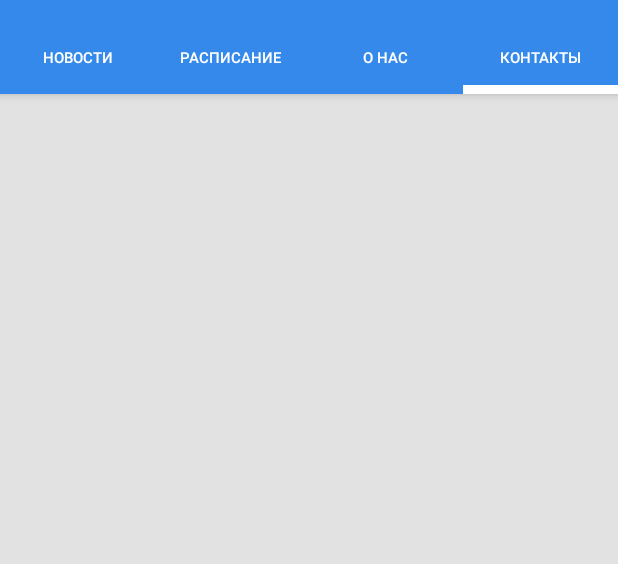
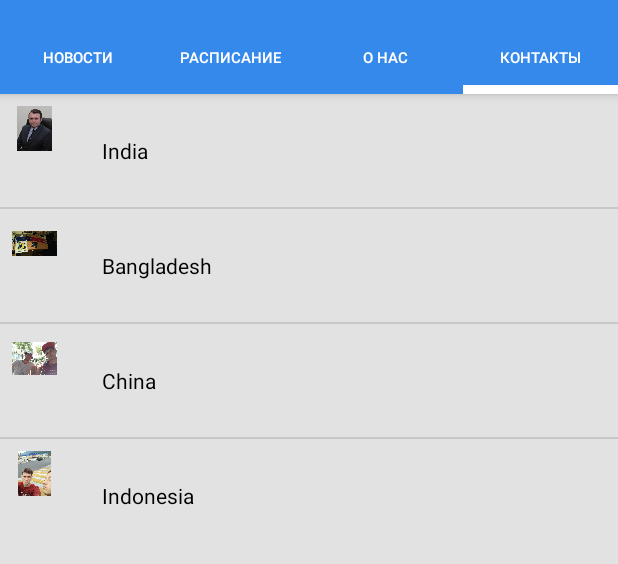
Before and after one commit to hasot/PhisicsApp, an Android app: the screen it shows after launch (HomeActivity), tab 4 chosen, on a phone screen of 412 x 824 dp, the part 62-626 px from its top. Run offline under Robolectric (Android 15) with nearby library versions, the phone set to English and light mode, and no system bars.

Commit message:
testing code for listView

```diff
--- a/app/src/main/res/layout/fragment_direction.xml
+++ b/app/src/main/res/layout/fragment_direction.xml
@@ -1,6 +1,17 @@
 <?xml version="1.0" encoding="utf-8"?>
-<LinearLayout xmlns:android="http://schemas.android.com/apk/res/android"
-    android:orientation="vertical" android:layout_width="match_parent"
-    android:layout_height="match_parent">
+<RelativeLayout xmlns:android="http://schemas.android.com/apk/res/android"
+    xmlns:tools="http://schemas.android.com/tools"
+    android:layout_width="match_parent"
+    android:layout_height="match_parent"
+    tools:context=".MainActivity" >
 
-</LinearLayout>
+    <ListView
+
+        android:id="@+id/android:list"
+        android:layout_width="match_parent"
+        android:layout_height="wrap_content"
+        android:layout_alignParentLeft="true"
+        android:layout_alignParentTop="true" >
+    </ListView>
+
+</RelativeLayout>
--- /dev/null
+++ b/app/src/main/res/layout/fragment_direction_list.xml
@@ -0,0 +1,25 @@
+<?xml version="1.0" encoding="utf-8"?>
+<LinearLayout xmlns:android="http://schemas.android.com/apk/res/android"
+    android:orientation="horizontal"
+    android:layout_width="fill_parent"
+    android:layout_height="fill_parent"
+    android:padding="8dp">
+    <ImageView
+        android:id="@+id/imageView"
+        android:layout_width="30dp"
+        android:layout_height="30dp"
+        android:src="@mipmap/ic_launcher"
+        android:layout_marginRight="10dp"
+        android:contentDescription="@string/app_name"/>
+
+    <TextView
+        android:id="@+id/title"
+        android:textColor="#000"
+        android:layout_width="10dp"
+        android:layout_weight="4"
+        android:layout_margin="20dp"
+        android:layout_height="wrap_content"/>
+
+
+
+</LinearLayout>
```
Also changed, not shown: app/src/main/java/android/com/phisicsapp/fragment/DirectionFragment.java (+86 -0 lines), app/src/main/res/drawable/aa.jpg (added), app/src/main/res/drawable/as.jpg (added), app/src/main/res/drawable/dd.jpg (added), app/src/main/res/drawable/ww.jpg (added).
